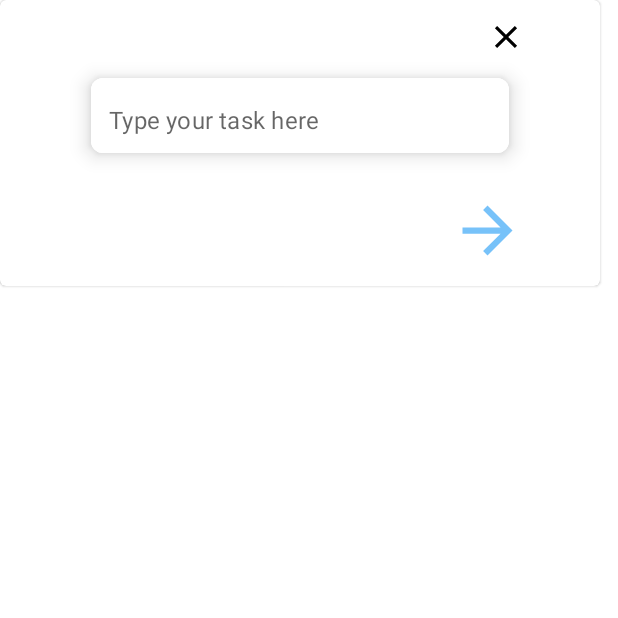
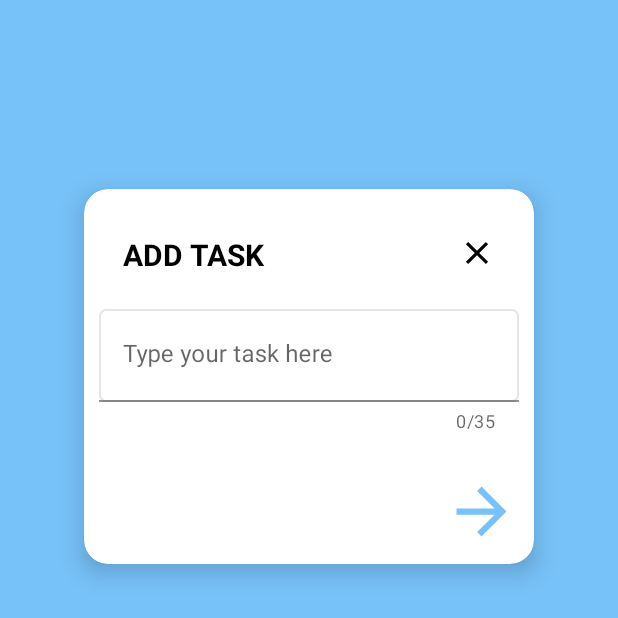
Before and after one commit to AleksandraRusak/PlanifyProject, an Android app: the HomeFragment screen opened through its navigation route, after a tap on an icon or button, on a phone screen of 412 x 824 dp. Shown: the top 618 px of the screen. Run offline under Robolectric (Android 15) with nearby library versions, the phone set to English and light mode, and no system bars; our stand-ins replace Firebase (no records; nobody signed in at launch, a user with empty details on screens opened directly), Room's generated code; pictures from the network do not load.

Commit message:
In .xml add and update todo files changed design, added logOut button with it function in HomeFragment, created API to get random profile photo, have a bug - photo disappears after rotation

```diff
--- a/app/src/main/AndroidManifest.xml
+++ b/app/src/main/AndroidManifest.xml
@@ -1,6 +1,8 @@
 <?xml version="1.0" encoding="utf-8"?>
 <manifest xmlns:android="http://schemas.android.com/apk/res/android"
     xmlns:tools="http://schemas.android.com/tools">
+
+    <uses-permission android:name="android.permission.INTERNET" />
 
     <application
         android:allowBackup="true"
--- a/app/src/main/java/com/example/planify/ListAdapter.kt
+++ b/app/src/main/java/com/example/planify/ListAdapter.kt
@@ -16,8 +16,6 @@ class ListAdapter : RecyclerView.Adapter<ListAdapter.ToDoViewHolder>() {
 
     // Creating a variable for all notes list
     private var taskList= emptyList<Task>()
-
-    //private lateinit var navControl: NavController
 
     override fun onCreateViewHolder(parent: ViewGroup, viewType: Int): ToDoViewHolder {
         // inflating a layout file for each task item of recycler view.
--- a/app/src/main/java/com/example/planify/fragments/HomeFragment.kt
+++ b/app/src/main/java/com/example/planify/fragments/HomeFragment.kt
@@ -1,20 +1,32 @@
 package com.example.planify.fragments
 
 import android.app.AlertDialog
+import android.graphics.Bitmap
+import android.graphics.drawable.Drawable
 import android.os.Bundle
+import android.transition.Transition
 import android.view.LayoutInflater
 import android.view.View
 import android.view.ViewGroup
 import androidx.appcompat.widget.SearchView
+import androidx.core.graphics.drawable.RoundedBitmapDrawableFactory
 import androidx.fragment.app.Fragment
 import androidx.lifecycle.ViewModelProvider
 import androidx.navigation.NavController
 import androidx.navigation.fragment.findNavController
 import androidx.recyclerview.widget.LinearLayoutManager
+import com.bumptech.glide.Glide
+import com.bumptech.glide.request.target.CustomTarget
 import com.example.planify.ListAdapter
 import com.example.planify.R
 import com.example.planify.databinding.FragmentHomeBinding
+import com.example.planify.profilePhotoAPI.ProfilePhoto
+import com.example.planify.profilePhotoAPI.RetrofitInstance
 import com.example.planify.view_model.TaskViewModel
+import com.google.firebase.auth.FirebaseAuth
+import retrofit2.Call
+import retrofit2.Callback
+import retrofit2.Response
 
 
 class HomeFragment : Fragment(), SearchView.OnQueryTextListener{
@@ -26,6 +38,7 @@ class HomeFragment : Fragment(), SearchView.OnQueryTextListener{
     private lateinit var adapter: ListAdapter
 
     private lateinit var navControl: NavController
+    private lateinit var firebaseAuth: FirebaseAuth
 
 
 
@@ -49,7 +62,7 @@ class HomeFragment : Fragment(), SearchView.OnQueryTextListener{
                 adapter.setData(task)
             }
 
-
+            // Add a task button
             btnAddTask.setOnClickListener {
                 navControl.navigate(R.id.action_homeFragment_to_addSingleToDoFragment)
             }
@@ -57,6 +70,11 @@ class HomeFragment : Fragment(), SearchView.OnQueryTextListener{
             // Delete all tasks button
             btnDeleteAllToDo.setOnClickListener {
                 deleteAllTasks()
+            }
+
+            // Log out button
+            btnLogOut.setOnClickListener {
+                logOutUser()
             }
 
         }
@@ -68,6 +86,17 @@ class HomeFragment : Fragment(), SearchView.OnQueryTextListener{
     override fun onViewCreated(view: View, savedInstanceState: Bundle?) {
         super.onViewCreated(view, savedInstanceState)
         navControl = findNavController()
+
+        // Initialize FirebaseAuth instance
+        firebaseAuth = FirebaseAuth.getInstance()
+
+        // Fetch and display profile photo
+        fetchAndDisplayProfilePhoto()
+
+        // Set click listener on the ImageView
+        binding.profilePhoto.setOnClickListener {
+            fetchAndDisplayProfilePhoto()
+        }
     }
 
 
@@ -90,8 +119,35 @@ class HomeFragment : Fragment(), SearchView.OnQueryTextListener{
             builder.create().show()
         }
 
-        override fun onDestroy() {
-            super.onDestroy()
-            _binding = null
-        }
+
+    // Log out user
+    private fun logOutUser() {
+        firebaseAuth.signOut()
+        navControl.navigate(R.id.action_homeFragment_to_splashFragment2)
+    }
+
+
+    private fun fetchAndDisplayProfilePhoto() {
+        RetrofitInstance.api.getRandomProfilePhoto().enqueue(object : Callback<ProfilePhoto> {
+            override fun onResponse(call: Call<ProfilePhoto>, response: Response<ProfilePhoto>) {
+                if (response.isSuccessful) {
+                    response.body()?.let { profilePhoto ->
+                        Glide.with(this@HomeFragment)
+                            .load(profilePhoto.urls.regular)
+                            .circleCrop()
+                            .into(binding.profilePhoto)
+                    }
+                }
+            }
+
+            override fun onFailure(call: Call<ProfilePhoto>, t: Throwable) {
+                // Handle error here
+            }
+        })
+    }
+
+    override fun onDestroy() {
+        super.onDestroy()
+        _binding = null
+    }
 }
--- /dev/null
+++ b/app/src/main/java/com/example/planify/profilePhotoAPI/ProfilePhotoApi.kt
@@ -0,0 +1,9 @@
+package com.example.planify.profilePhotoAPI
+
+import retrofit2.Call
+import retrofit2.http.GET
+
+interface ProfilePhotoApi {
+    @GET("photos/random?query=portrait")
+    fun getRandomProfilePhoto(): Call<ProfilePhoto>
+}
--- /dev/null
+++ b/app/src/main/java/com/example/planify/profilePhotoAPI/RetrofitInstance.kt
@@ -0,0 +1,30 @@
+package com.example.planify.profilePhotoAPI
+
+import okhttp3.Interceptor
+import okhttp3.OkHttpClient
+import okhttp3.Request
+import retrofit2.Retrofit
+import retrofit2.converter.gson.GsonConverterFactory
+
+object RetrofitInstance {
+    private const val BASE_URL = "https://api.unsplash.com/"
+
+    private val httpClient = OkHttpClient.Builder()
+        .addInterceptor { chain: Interceptor.Chain ->
+            val original: Request = chain.request()
+            val requestBuilder: Request.Builder = original.newBuilder()
+                .header("Authorization", "Client-ID 4o0hlxLcIzUYXuYXB56-4YKH_Go_MVYMQSfs5rggDeE")
+
+            val request: Request = requestBuilder.build()
+            chain.proceed(request)
+        }
+        .build()
+
+    private val retrofit = Retrofit.Builder()
+        .baseUrl(BASE_URL)
+        .addConverterFactory(GsonConverterFactory.create())
+        .client(httpClient)
+        .build()
+
+    val api: ProfilePhotoApi = retrofit.create(ProfilePhotoApi::class.java)
+}
--- /dev/null
+++ b/app/src/main/res/drawable/baseline_logout_24.xml
@@ -0,0 +1,5 @@
+<vector android:autoMirrored="true" android:height="24dp"
+    android:tint="#FFFFFF" android:viewportHeight="24"
+    android:viewportWidth="24" android:width="24dp" xmlns:android="http://schemas.android.com/apk/res/android">
+    <path android:fillColor="@android:color/white" android:pathData="M17,7l-1.41,1.41L18.17,11H8v2h10.17l-2.58,2.58L17,17l5,-5zM4,5h8V3H4c-1.1,0 -2,0.9 -2,2v14c0,1.1 0.9,2 2,2h8v-2H4V5z"/>
+</vector>
--- /dev/null
+++ b/app/src/main/res/drawable/edittext_border.xml
@@ -0,0 +1,12 @@
+<?xml version="1.0" encoding="utf-8"?>
+<selector xmlns:android="http://schemas.android.com/apk/res/android">
+    <item>
+        <shape>
+            <solid android:color="@color/white" />
+            <corners android:radius="4dp" />
+            <stroke
+                android:color="@color/grey"
+            android:width="1dp" />
+        </shape>
+    </item>
+</selector>
--- a/app/src/main/res/layout/fragment_add_single_to_do.xml
+++ b/app/src/main/res/layout/fragment_add_single_to_do.xml
@@ -1,69 +1,94 @@
 <?xml version="1.0" encoding="utf-8"?>
-    <com.google.android.material.card.MaterialCardView xmlns:android="http://schemas.android.com/apk/res/android"
+<androidx.constraintlayout.widget.ConstraintLayout xmlns:android="http://schemas.android.com/apk/res/android"
     xmlns:app="http://schemas.android.com/apk/res-auto"
     xmlns:tools="http://schemas.android.com/tools"
-    android:layout_width="400dp"
-    android:layout_height="wrap_content"
+    android:layout_width="match_parent"
+    android:layout_height="match_parent"
+    android:background="@color/blue"
     tools:context=".fragments.AddSingleToDoFragment">
 
 
+    <androidx.cardview.widget.CardView
+        android:id="@+id/cardView"
+        android:layout_width="300dp"
+        android:layout_height="250dp"
+        app:cardBackgroundColor="@color/white"
+        app:cardCornerRadius="16dp"
+        app:cardElevation="10dp"
+        app:layout_constraintBottom_toBottomOf="parent"
+        app:layout_constraintEnd_toEndOf="parent"
+        app:layout_constraintStart_toStartOf="parent"
+        app:layout_constraintTop_toTopOf="parent"
+        app:layout_constraintVertical_bias="0.22000003">
+
         <androidx.constraintlayout.widget.ConstraintLayout
             android:layout_width="match_parent"
-            android:layout_height="wrap_content">
+            android:layout_height="match_parent"
+            android:paddingTop="30dp">
+
+            <TextView
+                android:id="@+id/textView_add"
+                android:layout_width="280dp"
+                android:layout_height="wrap_content"
+                android:paddingStart="16dp"
+                android:paddingEnd="0dp"
+                android:text="Add Task"
+                android:textAllCaps="true"
+                android:textColor="@color/black"
+                android:textSize="20dp"
+                android:textStyle="bold"
+                app:layout_constraintEnd_toEndOf="parent"
+                app:layout_constraintHorizontal_bias="0.5"
+                app:layout_constraintStart_toStartOf="parent"
+                app:layout_constraintTop_toTopOf="parent" />
 
             <ImageView
                 android:id="@+id/todoClose"
                 android:layout_width="25dp"
                 android:layout_height="25dp"
-                android:layout_marginTop="12dp"
                 android:src="@drawable/baseline_close_24"
-                app:layout_constraintEnd_toEndOf="@+id/cardView1"
+                app:layout_constraintEnd_toEndOf="@+id/textView_add"
+                app:layout_constraintHorizontal_bias="0.941"
+                app:layout_constraintStart_toStartOf="@+id/textView_add"
                 app:layout_constraintTop_toTopOf="parent" />
 
-            <com.google.android.material.card.MaterialCardView
-                android:id="@+id/cardView1"
-                android:layout_width="300dp"
+            <com.google.android.material.textfield.TextInputLayout
+                android:id="@+id/textInputLayout"
+                android:layout_width="280dp"
                 android:layout_height="wrap_content"
-                android:layout_marginHorizontal="16dp"
-                app:cardCornerRadius="8dp"
-                app:cardElevation="8dp"
-                app:cardUseCompatPadding="true"
+                android:layout_marginTop="50dp"
+                app:counterEnabled="true"
+                app:counterMaxLength="35"
+                android:hint="Type your task here"
                 app:layout_constraintEnd_toEndOf="parent"
                 app:layout_constraintHorizontal_bias="0.5"
                 app:layout_constraintStart_toStartOf="parent"
-                app:layout_constraintTop_toBottomOf="@+id/todoClose">
+                app:layout_constraintTop_toTopOf="parent">
 
-                <com.google.android.material.textfield.TextInputLayout
-                    android:layout_width="match_parent"
-                    android:layout_height="50dp"
-                    android:background="@color/white"
-                    app:boxStrokeWidth="0dp"
-                    app:boxStrokeWidthFocused="0dp"
-                    app:hintEnabled="false">
-
-                    <com.google.android.material.textfield.TextInputEditText
-                        android:id="@+id/todoEt"
-                        android:layout_width="match_parent"
-                        android:layout_height="50dp"
-                        android:background="@color/white"
-                        android:hint="Type your task here"
-                        android:inputType="textEmailAddress"
-                        android:paddingStart="12dp"
-                        android:paddingTop="15dp" />
-                </com.google.android.material.textfield.TextInputLayout>
-
-            </com.google.android.material.card.MaterialCardView>
+                <com.google.android.material.textfield.TextInputEditText
+                    android:id="@+id/todoEt"
+                    android:layout_width="280dp"
+                    android:layout_height="wrap_content"
+                    android:paddingTop="30dp"
+                    android:background="@drawable/edittext_border"
+                    android:maxLength="35"
+                    android:maxLines="2"
+                    android:inputType="textMultiLine"/>
+            </com.google.android.material.textfield.TextInputLayout>
 
             <ImageView
                 android:id="@+id/todoNextBtn"
                 android:layout_width="50dp"
                 android:layout_height="50dp"
+                android:layout_marginBottom="10dp"
                 android:src="@drawable/baseline_arrow_forward_24"
                 app:layout_constraintBottom_toBottomOf="parent"
-                android:layout_marginBottom="12dp"
-                app:layout_constraintTop_toBottomOf="@+id/cardView1"
-                app:layout_constraintEnd_toEndOf="@+id/cardView1"
-                android:layout_marginTop="12dp"/>
+                app:layout_constraintEnd_toEndOf="parent"
+                app:layout_constraintHorizontal_bias="0.96"
+                app:layout_constraintStart_toStartOf="parent" />
+
         </androidx.constraintlayout.widget.ConstraintLayout>
 
-</com.google.android.material.card.MaterialCardView>
+    </androidx.cardview.widget.CardView>
+
+</androidx.constraintlayout.widget.ConstraintLayout>
```
Also changed, not shown: app/build.gradle (+12 -0 lines), app/src/main/java/com/example/planify/profilePhotoAPI/ProfilePhoto.kt (added, +11 -0 lines), app/src/main/res/layout/fragment_home.xml (+26 -3 lines), app/src/main/res/layout/fragment_update_single_to_do.xml (+65 -40 lines), app/src/main/res/layout/todo_item.xml (+7 -6 lines).
